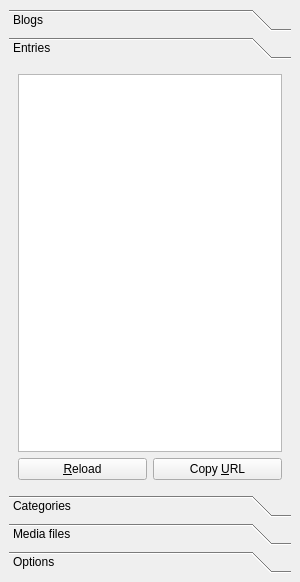
Before: the Qt Designer form src/toolbox.ui in mtux/bilbo, drawn with Qt 5.
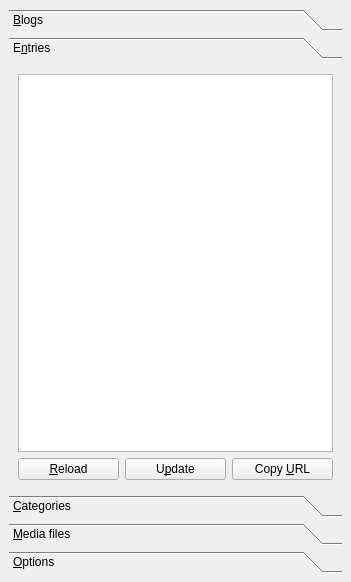
After: the same form once the commit is applied. The open tabs and pages were chosen to show the change.

Commit message:
CopyUrl and changing Toolbox page by Ctrl+1..5 Done. and bug fix
 * Now, by Ctrl+1,2,3,4,5 you can switch to toolbox pages.
 * CopyUrl Button functionality (on Entries page of toolbox) implemented.
 * Bug in editing blog fixed.

```diff
--- a/src/toolbox.ui
+++ b/src/toolbox.ui
@@ -5,7 +5,7 @@
    <rect>
     <x>0</x>
     <y>0</y>
-    <width>300</width>
+    <width>351</width>
     <height>582</height>
    </rect>
   </property>
@@ -31,7 +31,7 @@
           </rect>
          </property>
          <attribute name="label" >
-          <string>Blogs</string>
+          <string>&amp;Blogs</string>
          </attribute>
          <layout class="QGridLayout" name="gridLayout_7" >
           <item row="0" column="0" >
@@ -90,12 +90,12 @@
           <rect>
            <x>0</x>
            <y>0</y>
-           <width>280</width>
+           <width>331</width>
            <height>405</height>
           </rect>
          </property>
          <attribute name="label" >
-          <string>Entries</string>
+          <string>E&amp;ntries</string>
          </attribute>
          <layout class="QGridLayout" name="gridLayout_5" >
           <item row="1" column="0" >
@@ -108,7 +108,14 @@
              </widget>
             </item>
             <item>
-             <widget class="QPushButton" name="btnEntriesCopy" >
+             <widget class="QPushButton" name="btnEntriesUpdate" >
+              <property name="text" >
+               <string>U&amp;pdate</string>
+              </property>
+             </widget>
+            </item>
+            <item>
+             <widget class="QPushButton" name="btnEntriesCopyUrl" >
               <property name="text" >
                <string>Copy &amp;URL</string>
               </property>
@@ -153,7 +160,7 @@
           </rect>
          </property>
          <attribute name="label" >
-          <string>Categories</string>
+          <string>&amp;Categories</string>
          </attribute>
          <layout class="QGridLayout" name="gridLayout_4" >
           <item row="0" column="0" >
@@ -224,7 +231,7 @@
           </rect>
          </property>
          <attribute name="label" >
-          <string>Media files</string>
+          <string>&amp;Media files</string>
          </attribute>
         </widget>
         <widget class="QWidget" name="pgOptions" >
@@ -237,7 +244,7 @@
           </rect>
          </property>
          <attribute name="label" >
-          <string>Options</string>
+          <string>&amp;Options</string>
          </attribute>
          <layout class="QVBoxLayout" name="verticalLayout_6" >
           <item>
```
Left out of the diff: 19 changed lines with no effect on the pictures. The commit also changes 6 other files.
